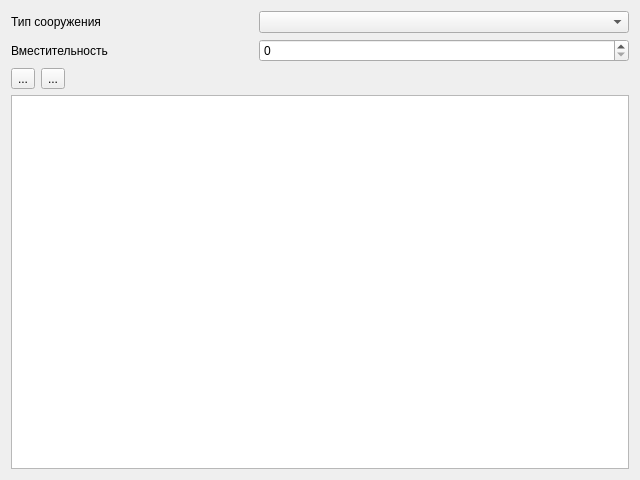
Qt form viewers/facilityviewer.ui (drWebber/CourseWork) before a commit.
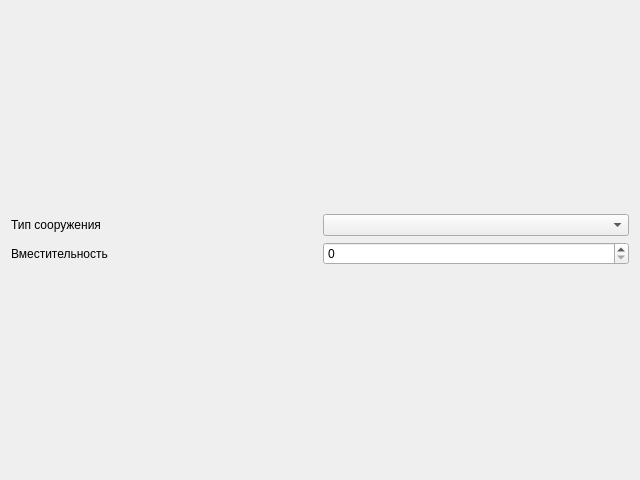
The same form after that commit.

The edit to the form file:
```diff
--- a/viewers/facilityviewer.ui
+++ b/viewers/facilityviewer.ui
@@ -15,39 +15,15 @@
   </property>
   <layout class="QGridLayout" name="gridLayout_2">
    <item row="0" column="0">
-    <layout class="QGridLayout" name="gridLayout_3">
-     <item row="3" column="1" colspan="5">
-      <widget class="QTableView" name="tableView">
-       <attribute name="horizontalHeaderStretchLastSection">
-        <bool>true</bool>
-       </attribute>
-      </widget>
-     </item>
-     <item row="2" column="1">
-      <widget class="QToolButton" name="tbnAddRow">
-       <property name="text">
-        <string>...</string>
-       </property>
-      </widget>
-     </item>
-     <item row="0" column="1" colspan="3">
+    <layout class="QGridLayout" name="gridLayout">
+     <item row="0" column="1" colspan="2">
       <widget class="QLabel" name="label">
        <property name="text">
         <string>Тип сооружения</string>
        </property>
       </widget>
      </item>
-     <item row="1" column="1" colspan="3">
-      <widget class="QLabel" name="label_2">
-       <property name="text">
-        <string>Вместительность</string>
-       </property>
-      </widget>
-     </item>
-     <item row="0" column="4" colspan="2">
-      <widget class="QComboBox" name="cbType"/>
-     </item>
-     <item row="1" column="4" colspan="2">
+     <item row="1" column="3" colspan="2">
       <widget class="QSpinBox" name="sbCapacity">
        <property name="maximum">
         <number>99999</number>
@@ -57,13 +33,16 @@
        </property>
       </widget>
      </item>
-     <item row="2" column="2">
-      <widget class="QToolButton" name="tbnDeleteRow">
+     <item row="1" column="1" colspan="2">
+      <widget class="QLabel" name="label_2">
        <property name="text">
-        <string>...</string>
+        <string>Вместительность</string>
        </property>
       </widget>
      </item>
+     <item row="0" column="3" colspan="2">
+      <widget class="QComboBox" name="cbType"/>
+     </item>
     </layout>
    </item>
   </layout>
```
